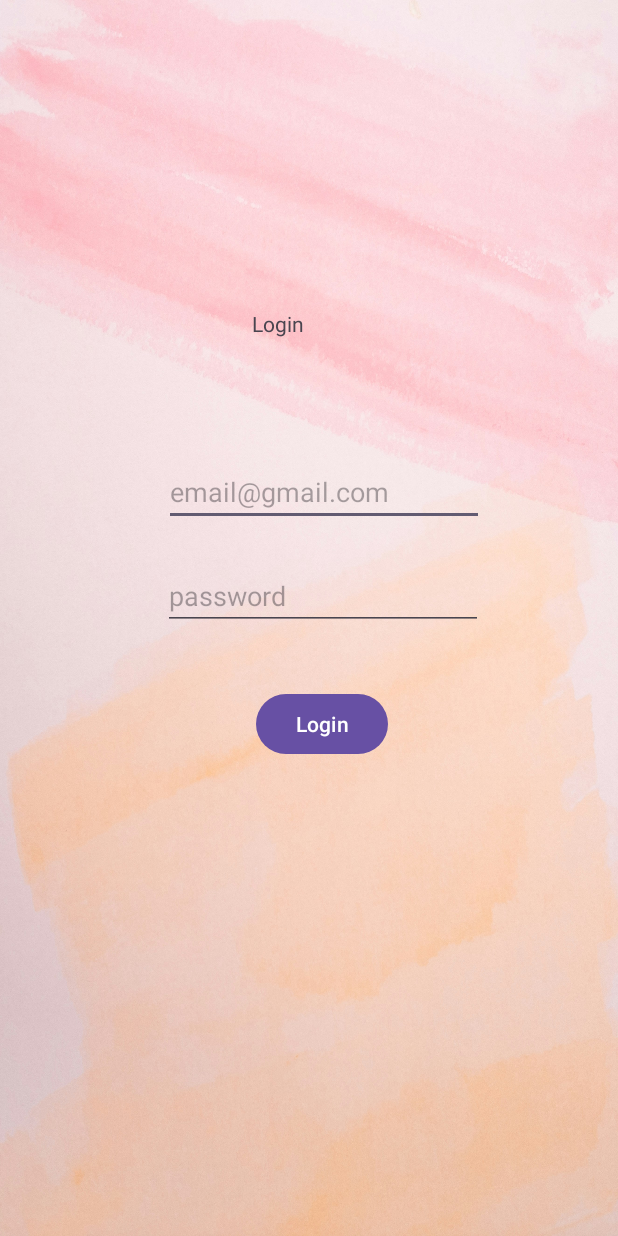
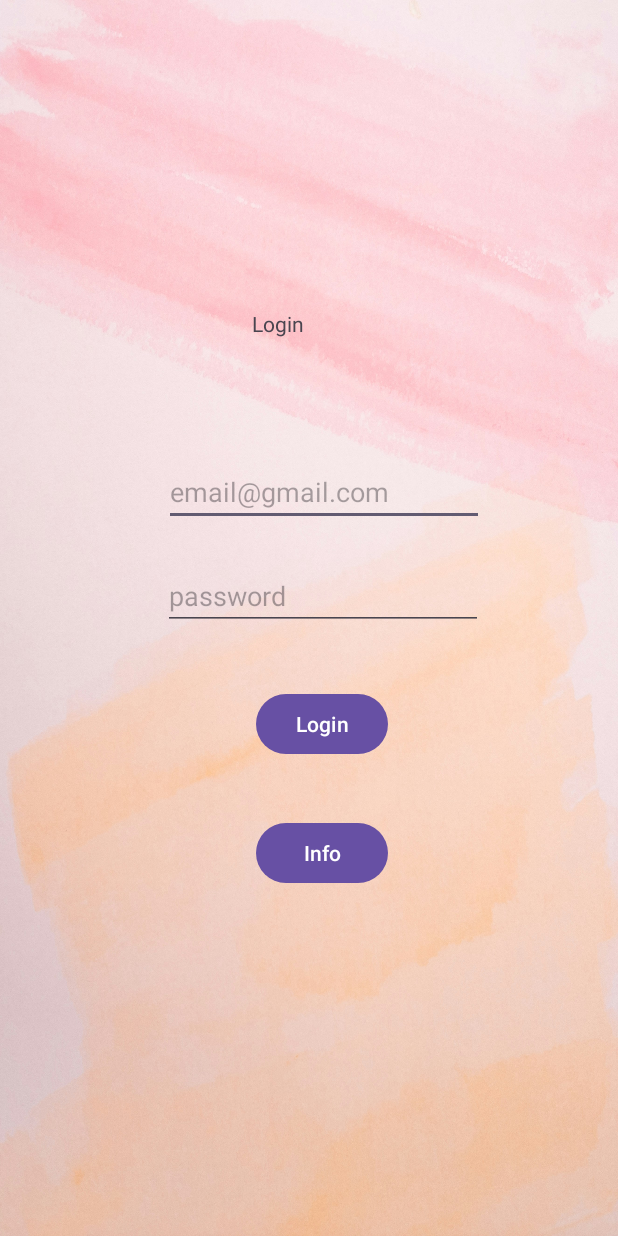
Before and after one commit to SuperShotRETRO/Main-Android, an Android app: the screen it shows after launch (MainActivity), on a phone screen of 412 x 824 dp. Run offline under Robolectric (Android 15) with nearby library versions, the light colour scheme and no system bars.

Commit message:
07-02-2024

```diff
--- a/app/src/main/java/com/example/swaraj_main/MainActivity.java
+++ b/app/src/main/java/com/example/swaraj_main/MainActivity.java
@@ -88,4 +88,8 @@ public class MainActivity extends AppCompatActivity {
         sb.append("Pause");
         Toast.makeText(this,sb,Toast.LENGTH_LONG).show();
     }
+
+    public void info(){
+        Toast.makeText(this,"Info",Toast.LENGTH_LONG).show();
+    }
 }
--- a/app/src/main/res/layout/activity_main.xml
+++ b/app/src/main/res/layout/activity_main.xml
@@ -56,4 +56,15 @@
         android:layout_marginEnd="148dp"
         android:layout_marginBottom="574dp"
         android:text="Login" />
+
+    <Button
+        android:id="@+id/info"
+        android:layout_width="wrap_content"
+        android:layout_height="wrap_content"
+        android:layout_alignParentEnd="true"
+        android:layout_alignParentBottom="true"
+        android:layout_marginEnd="153dp"
+        android:layout_marginBottom="231dp"
+        android:onClick="info"
+        android:text="Info" />
 </RelativeLayout>
```
